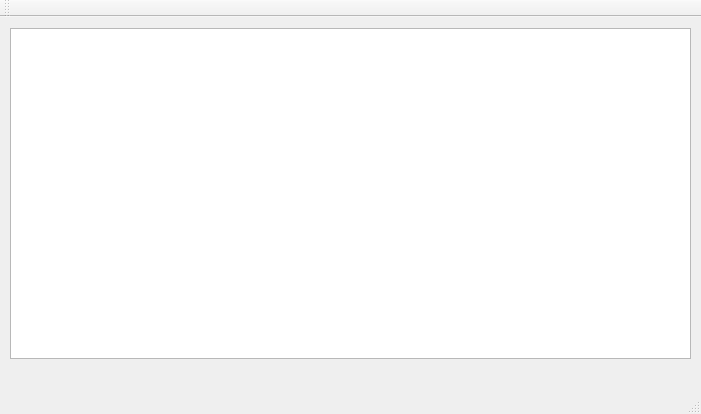
Above: Catan/mainwindow.ui from Abe-Tsang/Final-Project-2 before the change. Below: the same form after it.
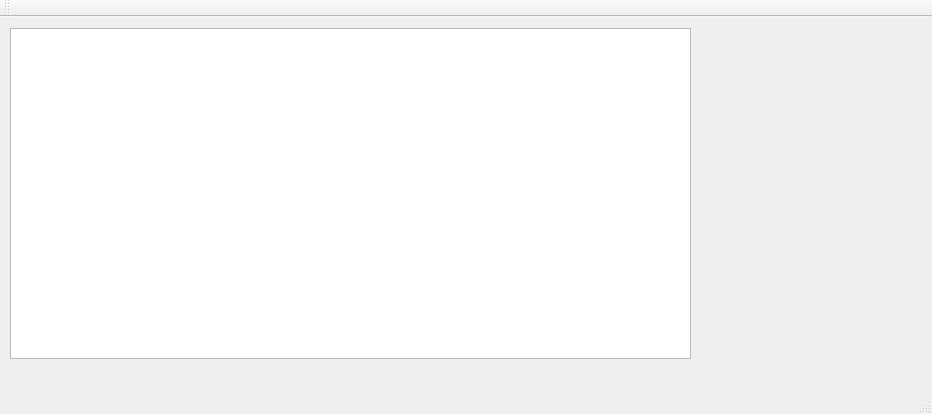
That is the form after the change.

What changed in the file:
```diff
--- a/Catan/mainwindow.ui
+++ b/Catan/mainwindow.ui
@@ -6,7 +6,7 @@
    <rect>
     <x>0</x>
     <y>0</y>
-    <width>701</width>
+    <width>932</width>
     <height>414</height>
    </rect>
   </property>
```
Left out of the diff: 2 changed lines with no effect on the pictures.
